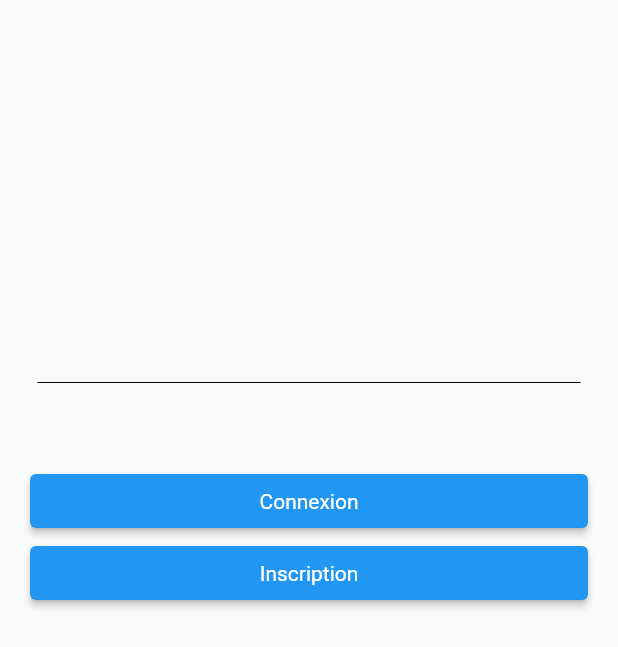
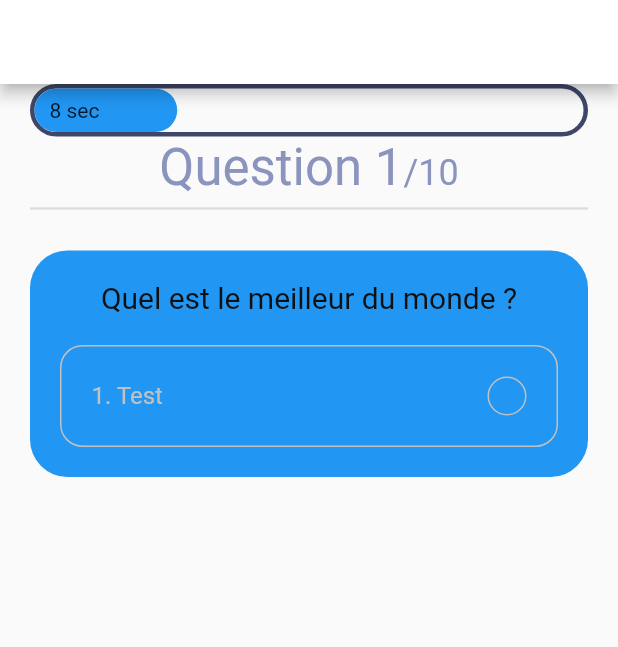
Before and after one commit to SachaLvz/Kulturio, a Flutter app: the screen it shows after launch, on a phone screen of 412 x 824 dp. Shown: the top 647 px of the screen. Run offline on Flutter 3.47's test engine with Material 2 defaults, Android fonts, the phone set to English and light mode, and no system bars; our stand-ins replace get.

```diff
--- /dev/null
+++ b/lib/constants.dart
@@ -0,0 +1,14 @@
+import 'package:flutter/material.dart';
+
+const kSecondaryColor = Color(0xFF8B94BC);
+const kGreenColor = Color(0xFF6AC259);
+const kRedColor = Color(0xFFE92E30);
+const kGrayColor = Color(0xFFC1C1C1);
+const kBlackColor = Color(0xFF101010);
+const kPrimaryGradient = LinearGradient(
+  colors: [Color(0xFF46A0AE), Color(0xFF00FFCB)],
+  begin: Alignment.centerLeft,
+  end: Alignment.centerRight,
+);
+
+const double kDefaultPadding = 20.0;
--- /dev/null
+++ b/lib/controller/question_controller.dart
@@ -0,0 +1,25 @@
+import 'package:flutter/animation.dart';
+import 'package:get/get_state_manager/get_state_manager.dart';
+import 'package:get/get_state_manager/src/simple/get_controllers.dart';
+
+class QuestionController extends GetxController with SingleGetTickerProviderMixin {
+
+  AnimationController _animationController;
+  Animation _animation;
+
+  Animation get animation => this._animation;
+
+  @override
+  void onInit() {
+    _animationController = AnimationController(duration: Duration(seconds: 30), vsync: this);
+    _animation = Tween<double>(begin: 0, end: 1).animate(_animationController)
+    ..addListener(() {
+      update();
+    });
+
+    _animationController.forward();
+
+    super.onInit();
+  }
+
+}
--- a/lib/main.dart
+++ b/lib/main.dart
@@ -1,5 +1,6 @@
 import 'package:flutter/material.dart';
 import 'package:http/http.dart' as http;
+import 'package:kulturio/screens/quiz_screen.dart';
 import 'models/Home.dart';
 import 'dart:async';
 import 'dart:convert';
@@ -7,7 +8,7 @@ import 'dart:convert';
 void main() {
   runApp(MaterialApp(
     home: Scaffold(
-      body: Home(),
+      body: QuizzScreen(),
     ),
   ));
 }
--- a/lib/models/Connexion.dart
+++ b/lib/models/Connexion.dart
@@ -5,7 +5,6 @@ import 'dart:async';
 import 'dart:convert';
 
 class Connexion extends StatelessWidget {
-
 
   TextEditingController user = new TextEditingController();
   TextEditingController pass = new TextEditingController();
@@ -15,6 +14,7 @@ class Connexion extends StatelessWidget {
     return Scaffold(
         body: SingleChildScrollView(
       child: Container(
+
           padding: EdgeInsets.symmetric(vertical: 200.0, horizontal: 60.0),
           child: Form(
               child: Column(
--- /dev/null
+++ b/lib/models/Question.dart
@@ -0,0 +1,35 @@
+class Question {
+  final int id, answer;
+  final String question;
+  final List<String> options;
+
+  Question({this.id, this.question, this.answer, this.options});
+}
+
+const List sample_data = [
+  {
+    "id": 1,
+    "question":
+    "Quel est le meilleur du monde ?",
+    "options": ['Sacha', 'Sacha', 'Sacha', 'Sacha'],
+    "answer_index": 1,
+  },
+  {
+    "id": 2,
+    "question": "When google release Flutter.",
+    "options": ['Jun 2017', 'Jun 2017', 'May 2017', 'May 2018'],
+    "answer_index": 2,
+  },
+  {
+    "id": 3,
+    "question": "A memory location that holds a single letter or number.",
+    "options": ['Double', 'Int', 'Char', 'Word'],
+    "answer_index": 2,
+  },
+  {
+    "id": 4,
+    "question": "What command do you use to output data to the screen?",
+    "options": ['Cin', 'Count>>', 'Cout', 'Output>>'],
+    "answer_index": 2,
+  },
+];
--- /dev/null
+++ b/lib/screens/body.dart
@@ -0,0 +1,86 @@
+import 'package:flutter/cupertino.dart';
+import 'package:flutter/material.dart';
+import 'package:kulturio/models/Question.dart';
+import 'package:kulturio/screens/components/progress_bar.dart';
+
+import '../constants.dart';
+
+class Body extends StatelessWidget {
+  const Body({
+    Key key,
+}) : super(key: key);
+
+  @override
+  Widget build(BuildContext context) {
+        return Stack(
+          children: [
+            SafeArea(child: Padding(
+              padding: const EdgeInsets.symmetric(horizontal: kDefaultPadding),
+              child: Column(
+                children: [
+                  ProgressBar(),
+                   Text.rich(
+                    TextSpan(
+                    text: "Question 1",
+                      style: Theme.of(context)
+                          .textTheme
+                          .headline4
+                          .copyWith(color: kSecondaryColor),
+                      children: [
+                        TextSpan(text: "/10", style: Theme.of(context)
+                            .textTheme
+                            .headline5
+                            .copyWith(color: kSecondaryColor)),
+                      ]
+                   ),
+                  ),
+                  Divider(thickness: 1.5,),
+                  SizedBox(height: kDefaultPadding),
+                  Container(
+                    padding: EdgeInsets.all(kDefaultPadding),
+                    decoration: BoxDecoration(
+                      color: Colors.blue,
+                      borderRadius: BorderRadius.circular(25),
+                    ),
+                    child: Column(
+                      children: [
+                        Text(
+                          sample_data[0]['question'],
+                          style: Theme.of(context).textTheme.headline6.copyWith(color: kBlackColor),
+                        ),
+                        Container(
+                          margin: EdgeInsets.only(top: kDefaultPadding),
+                          padding: EdgeInsets.all(kDefaultPadding),
+                          decoration: BoxDecoration(
+                              border: Border.all(color: kGrayColor),
+                            borderRadius: BorderRadius.circular(15),
+                          ),
+                          child: Row(
+                            mainAxisAlignment: MainAxisAlignment.spaceBetween,
+                            children: [
+                              Text(
+                                "1. Test",
+                                style: TextStyle(color: kGrayColor, fontSize: 16),
+                              ),
+                            Container(
+                              height: 26,
+                              width: 26,
+                              decoration: BoxDecoration(
+                                  borderRadius: BorderRadius.circular(25),
+                                border: Border.all(color: kGrayColor)
+
+                              ),
+                            )
+                            ],
+                          ),
+                        ),
+                      ],
+                    ),
+                  )
+                ],
+              ),
+            ))
+          ],
+        );
+  }
+}
--- /dev/null
+++ b/lib/screens/components/progress_bar.dart
@@ -0,0 +1,56 @@
+import 'package:flutter/material.dart';
+import 'package:get/get_state_manager/get_state_manager.dart';
+import 'package:kulturio/controller/question_controller.dart';
+
+import '../../constants.dart';
+
+class ProgressBar extends StatelessWidget {
+  const ProgressBar({
+    Key key,
+  }) : super(key: key);
+
+  @override
+  Widget build(BuildContext context) {
+    return Container(
+      width: double.infinity,
+      height: 35,
+      decoration: BoxDecoration(
+        border: Border.all(color: Color(0xFF3F4768), width: 3),
+        borderRadius: BorderRadius.circular(50),
+      ),
+      child: GetBuilder<QuestionController>(
+        init: QuestionController(),
+        builder: (controller) {
+          return Stack(
+            children: [
+              // LayoutBuilder provide us the available space for the conatiner
+              // constraints.maxWidth needed for our animation
+              LayoutBuilder(
+                builder: (context, constraints) => Container(
+                  // from 0 to 1 it takes 60s
+                  width: constraints.maxWidth * controller.animation.value,
+                  decoration: BoxDecoration(
+                    color: Colors.blue,
+                    borderRadius: BorderRadius.circular(50),
+                  ),
+                ),
+              ),
+              Positioned.fill(
+                child: Padding(
+                  padding: const EdgeInsets.symmetric(
+                      horizontal: kDefaultPadding / 2),
+                  child: Row(
+                    mainAxisAlignment: MainAxisAlignment.spaceBetween,
+                    children: [
+                      Text("${(controller.animation.value * 30).round()} sec"),
+                    ],
+                  ),
+                ),
+              ),
+            ],
+          );
+        },
+      ),
+    );
+  }
+}
--- /dev/null
+++ b/lib/screens/quiz_screen.dart
@@ -0,0 +1,21 @@
+
+
+import 'package:flutter/cupertino.dart';
+import 'package:flutter/material.dart';
+
+import 'body.dart';
+
+class QuizzScreen extends StatelessWidget {
+
+  @override
+  Widget build(BuildContext context) {
+    return Scaffold(
+      appBar: AppBar(
+        backgroundColor: Colors.white,
+        actions: [],
+      ),
+      body: Body(),
+    );
+  }
+
+}
--- a/pubspec.yaml
+++ b/pubspec.yaml
@@ -29,6 +29,8 @@ dependencies:
   # The following adds the Cupertino Icons font to your application.
   # Use with the CupertinoIcons class for iOS style icons.
   cupertino_icons: ^1.0.0
+
+  get: ^3.26.0
 
 dev_dependencies:
   flutter_test:
```
Also changed, not shown: pubspec.lock.
